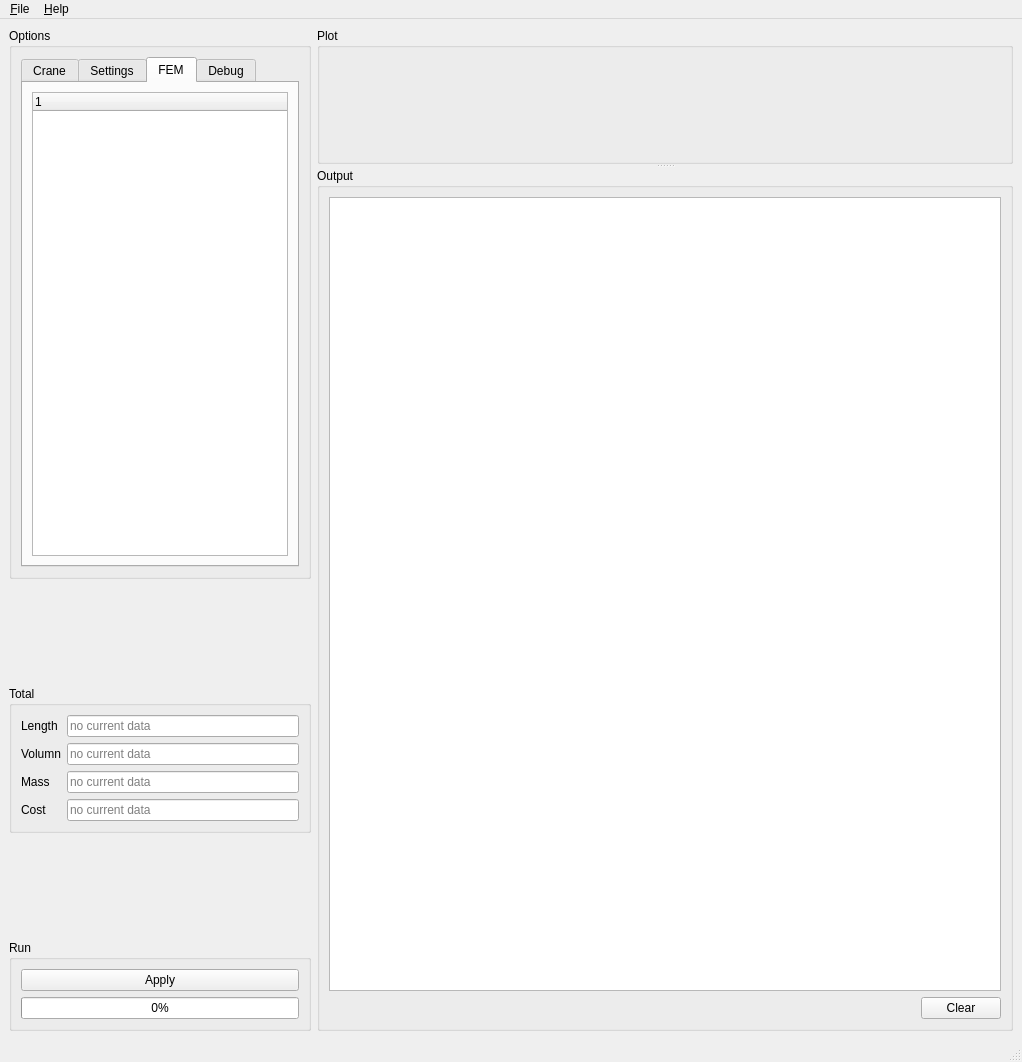
Qt form craneSimulator/gui/windows/mainwindow.ui (castn/crane-simulator) before a commit.
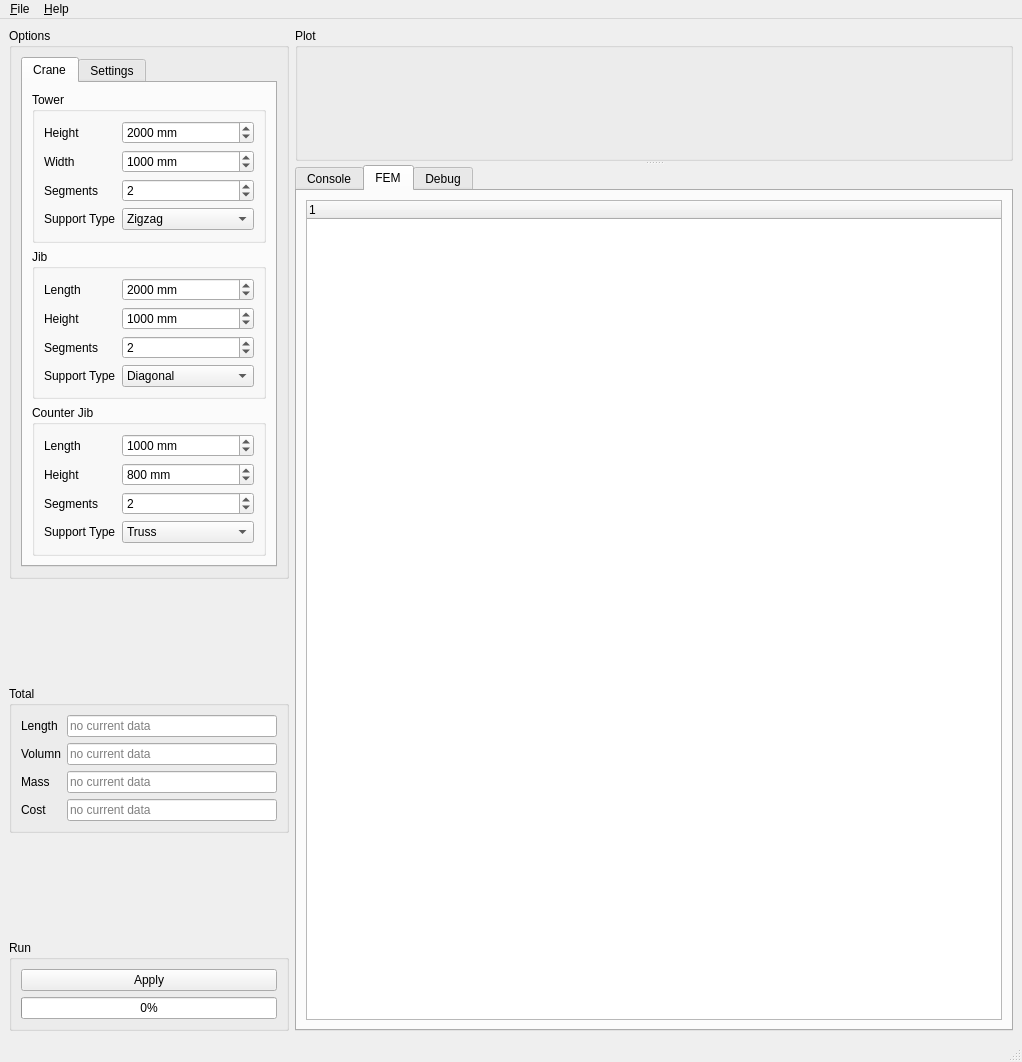
The same form after that commit. The open tabs and pages were chosen to show the change.

Commit message: small changes to gui to make fem output and debug output more visible

What changed in the file:
```diff
--- a/craneSimulator/gui/windows/mainwindow.ui
+++ b/craneSimulator/gui/windows/mainwindow.ui
@@ -597,38 +597,6 @@
                </item>
               </layout>
              </widget>
-             <widget class="QWidget" name="fem">
-              <attribute name="title">
-               <string>FEM</string>
-              </attribute>
-              <layout class="QVBoxLayout" name="verticalLayout">
-               <item>
-                <widget class="QTreeWidget" name="fem_treeWidget">
-                 <column>
-                  <property name="text">
-                   <string notr="true">1</string>
-                  </property>
-                 </column>
-                </widget>
-               </item>
-              </layout>
-             </widget>
-             <widget class="QWidget" name="debug">
-              <attribute name="title">
-               <string>Debug</string>
-              </attribute>
-              <layout class="QVBoxLayout" name="verticalLayout_7">
-               <item>
-                <widget class="QTreeWidget" name="debug_treeWidget">
-                 <column>
-                  <property name="text">
-                   <string notr="true">1</string>
-                  </property>
-                 </column>
-                </widget>
-               </item>
-              </layout>
-             </widget>
             </widget>
            </item>
           </layout>
@@ -804,23 +772,15 @@
           </item>
          </layout>
         </widget>
-        <widget class="QGroupBox" name="outputBox">
-         <property name="sizePolicy">
-          <sizepolicy hsizetype="Expanding" vsizetype="MinimumExpanding">
-           <horstretch>0</horstretch>
-           <verstretch>0</verstretch>
-          </sizepolicy>
+        <widget class="QTabWidget" name="tabWidget">
+         <property name="currentIndex">
+          <number>0</number>
          </property>
-         <property name="minimumSize">
-          <size>
-           <width>7</width>
-           <height>0</height>
-          </size>
-         </property>
-         <property name="title">
-          <string>Output</string>
-         </property>
-         <layout class="QVBoxLayout" name="verticalLayout_8">
+         <widget class="QWidget" name="console_output">
+          <attribute name="title">
+           <string>Console</string>
+          </attribute>
+          <layout class="QVBoxLayout" name="verticalLayout_9">
           <item>
            <widget class="QPlainTextEdit" name="output">
             <property name="readOnly">
@@ -854,6 +814,39 @@
           </item>
          </layout>
         </widget>
+         <widget class="QWidget" name="fem_output">
+          <attribute name="title">
+           <string>FEM</string>
+          </attribute>
+          <layout class="QVBoxLayout" name="verticalLayout_8">
+           <item>
+            <widget class="QTreeWidget" name="fem_treeWidget">
+             <column>
+              <property name="text">
+               <string notr="true">1</string>
+              </property>
+             </column>
+            </widget>
+           </item>
+          </layout>
+         </widget>
+         <widget class="QWidget" name="debug_output">
+          <attribute name="title">
+           <string>Debug</string>
+          </attribute>
+          <layout class="QVBoxLayout" name="verticalLayout_11">
+           <item>
+            <widget class="QTreeWidget" name="debug_treeWidget">
+             <column>
+              <property name="text">
+               <string notr="true">1</string>
+              </property>
+             </column>
+            </widget>
+           </item>
+          </layout>
+         </widget>
+        </widget>
        </widget>
       </item>
      </layout>
```
Left out of the diff: 9 changed lines with no effect on the pictures. Lines whose indentation alone changed are shown as unchanged. The commit also changes 2 other files.
